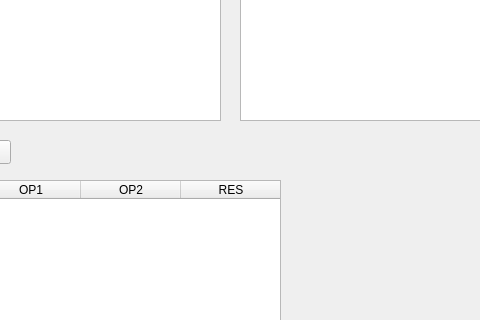
Old version of the form mainwindow.ui in the repository koerhunt/alex; both pictures show x 230 to 710 and y 266 to 586 of the 986 by 1021 pixel window.
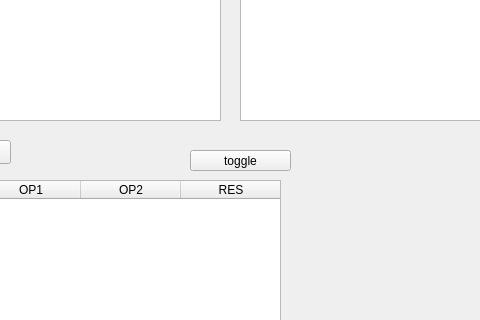
New version of the form.

```diff
--- a/mainwindow.ui
+++ b/mainwindow.ui
@@ -98,6 +98,19 @@
      </property>
     </column>
    </widget>
+   <widget class="QPushButton" name="pushButton_3">
+    <property name="geometry">
+     <rect>
+      <x>420</x>
+      <y>380</y>
+      <width>101</width>
+      <height>21</height>
+     </rect>
+    </property>
+    <property name="text">
+     <string>toggle</string>
+    </property>
+   </widget>
   </widget>
   <widget class="QToolBar" name="mainToolBar">
    <attribute name="toolBarArea">
```
